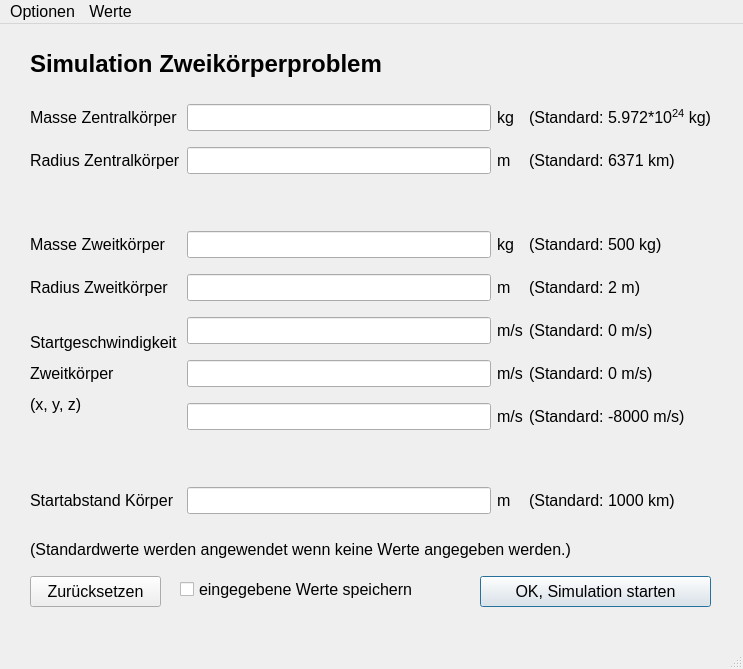
Old version of the form ui/entry.ui in the repository fflopsi/twobodyproblem.
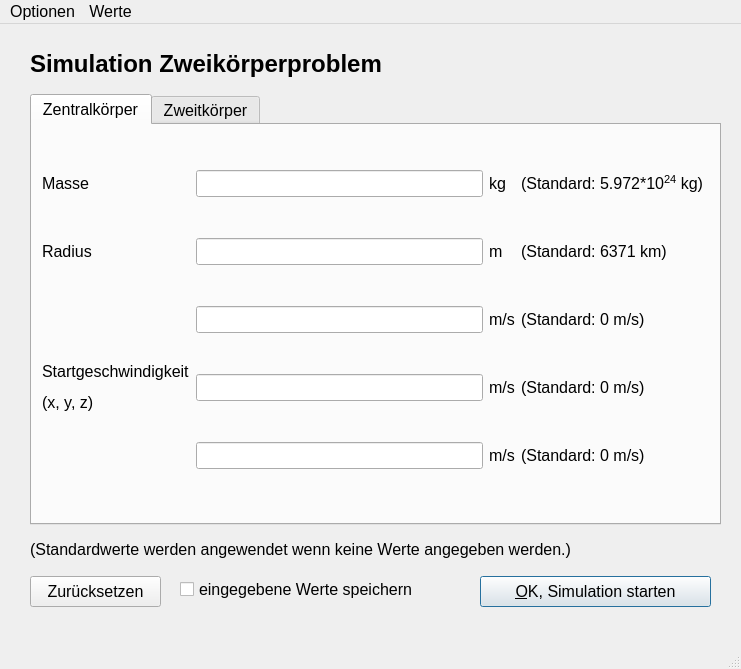
New version of the form.

Commit message: add input fields for starting velocity for central

The edit to the form file:
```diff
--- a/ui/entry.ui
+++ b/ui/entry.ui
@@ -6,7 +6,7 @@
    <rect>
     <x>0</x>
     <y>0</y>
-    <width>743</width>
+    <width>741</width>
     <height>669</height>
    </rect>
   </property>
@@ -73,7 +73,7 @@
      </rect>
     </property>
     <property name="text">
-     <string>OK, Simulation starten</string>
+     <string>&amp;OK, Simulation starten</string>
     </property>
     <property name="default">
      <bool>true</bool>
@@ -92,63 +92,98 @@
      <string>Zurücksetzen</string>
     </property>
    </widget>
-   <widget class="QWidget" name="gridLayoutWidget">
+   <widget class="QCheckBox" name="save_values">
+    <property name="geometry">
+     <rect>
+      <x>180</x>
+      <y>550</y>
+      <width>291</width>
+      <height>31</height>
+     </rect>
+    </property>
+    <property name="text">
+     <string>eingegebene Werte speichern</string>
+    </property>
+   </widget>
+   <widget class="QTabWidget" name="tabWidget">
     <property name="geometry">
      <rect>
       <x>30</x>
       <y>70</y>
-      <width>681</width>
+      <width>691</width>
       <height>431</height>
      </rect>
     </property>
-    <layout class="QGridLayout" name="gridLayout">
+    <property name="tabPosition">
+     <enum>QTabWidget::North</enum>
+    </property>
+    <property name="currentIndex">
+     <number>0</number>
+    </property>
+    <property name="movable">
+     <bool>false</bool>
+    </property>
+    <widget class="QWidget" name="tab">
+     <attribute name="title">
+      <string>Zentralkörper</string>
+     </attribute>
+     <widget class="QWidget" name="gridLayoutWidget_2">
+      <property name="geometry">
+       <rect>
+        <x>10</x>
+        <y>10</y>
+        <width>661</width>
+        <height>371</height>
+       </rect>
+      </property>
+      <layout class="QGridLayout" name="gridLayout_2">
+       <item row="3" column="1">
+        <widget class="QLineEdit" name="central_v0_y"/>
+       </item>
+       <item row="1" column="0">
+        <widget class="QLabel" name="label_3">
+         <property name="text">
+          <string>Radius</string>
+         </property>
+        </widget>
+       </item>
+       <item row="2" column="1">
+        <widget class="QLineEdit" name="central_v0_x"/>
+       </item>
+       <item row="0" column="0">
+        <widget class="QLabel" name="label">
+         <property name="text">
+          <string>Masse</string>
+         </property>
+        </widget>
+       </item>
+       <item row="0" column="3">
+        <widget class="QLabel" name="label_5">
+         <property name="text">
+          <string>&lt;html&gt;&lt;head/&gt;&lt;body&gt;&lt;p&gt;(Standard: 5.972*10&lt;span style=&quot; vertical-align:super;&quot;&gt;24&lt;/span&gt; kg)&lt;/p&gt;&lt;/body&gt;&lt;/html&gt;</string>
+         </property>
+        </widget>
+       </item>
      <item row="1" column="1">
       <widget class="QLineEdit" name="central_radius"/>
      </item>
+       <item row="1" column="3">
+        <widget class="QLabel" name="label_4">
+         <property name="text">
+          <string>&lt;html&gt;&lt;head/&gt;&lt;body&gt;&lt;p&gt;(Standard: 6371 km)&lt;/p&gt;&lt;/body&gt;&lt;/html&gt;</string>
+         </property>
+        </widget>
+       </item>
      <item row="0" column="1">
       <widget class="QLineEdit" name="central_mass"/>
      </item>
-     <item row="6" column="2">
-      <widget class="QLabel" name="label_21">
+       <item row="0" column="2">
+        <widget class="QLabel" name="label_6">
        <property name="text">
-        <string>m/s</string>
+          <string>&lt;html&gt;&lt;head/&gt;&lt;body&gt;&lt;p&gt;kg&lt;/p&gt;&lt;/body&gt;&lt;/html&gt;</string>
        </property>
       </widget>
      </item>
-     <item row="9" column="2">
-      <widget class="QLabel" name="label_14">
-       <property name="text">
-        <string>&lt;html&gt;&lt;head/&gt;&lt;body&gt;&lt;p&gt;m&lt;/p&gt;&lt;/body&gt;&lt;/html&gt;</string>
-       </property>
-      </widget>
-     </item>
-     <item row="9" column="0">
-      <widget class="QLabel" name="label_16">
-       <property name="text">
-        <string>Startabstand Körper</string>
-       </property>
-      </widget>
-     </item>
-     <item row="3" column="1">
-      <widget class="QLineEdit" name="sat_mass"/>
-     </item>
-     <item row="4" column="3">
-      <widget class="QLabel" name="label_9">
-       <property name="text">
-        <string>&lt;html&gt;&lt;head/&gt;&lt;body&gt;&lt;p&gt;(Standard: 2 m)&lt;/p&gt;&lt;/body&gt;&lt;/html&gt;</string>
-       </property>
-      </widget>
-     </item>
-     <item row="9" column="3">
-      <widget class="QLabel" name="label_15">
-       <property name="text">
-        <string>&lt;html&gt;&lt;head/&gt;&lt;body&gt;&lt;p&gt;(Standard: 1000 km)&lt;/p&gt;&lt;/body&gt;&lt;/html&gt;</string>
-       </property>
-      </widget>
-     </item>
-     <item row="7" column="1">
-      <widget class="QLineEdit" name="sat_v0_z"/>
-     </item>
      <item row="1" column="2">
       <widget class="QLabel" name="label_11">
        <property name="text">
@@ -156,14 +191,83 @@
        </property>
       </widget>
      </item>
-     <item row="5" column="3">
-      <widget class="QLabel" name="label_20">
+       <item row="4" column="1">
+        <widget class="QLineEdit" name="central_v0_z"/>
+       </item>
+       <item row="2" column="0" rowspan="3">
+        <widget class="QLabel" name="label_25">
        <property name="text">
+          <string>&lt;html&gt;&lt;head/&gt;&lt;body&gt;&lt;p&gt;Startgeschwindigkeit&lt;/p&gt;&lt;p&gt;(x, y, z)&lt;/p&gt;&lt;/body&gt;&lt;/html&gt;</string>
+         </property>
+        </widget>
+       </item>
+       <item row="2" column="2">
+        <widget class="QLabel" name="label_26">
+         <property name="text">
+          <string>m/s</string>
+         </property>
+        </widget>
+       </item>
+       <item row="3" column="2">
+        <widget class="QLabel" name="label_27">
+         <property name="text">
+          <string>m/s</string>
+         </property>
+        </widget>
+       </item>
+       <item row="4" column="2">
+        <widget class="QLabel" name="label_28">
+         <property name="text">
+          <string>m/s</string>
+         </property>
+        </widget>
+       </item>
+       <item row="2" column="3">
+        <widget class="QLabel" name="label_29">
+         <property name="text">
         <string>(Standard: 0 m/s)</string>
        </property>
       </widget>
      </item>
-     <item row="9" column="1">
+       <item row="3" column="3">
+        <widget class="QLabel" name="label_30">
+         <property name="text">
+          <string>(Standard: 0 m/s)</string>
+         </property>
+        </widget>
+       </item>
+       <item row="4" column="3">
+        <widget class="QLabel" name="label_31">
+         <property name="text">
+          <string>(Standard: 0 m/s)</string>
+         </property>
+        </widget>
+       </item>
+      </layout>
+     </widget>
+    </widget>
+    <widget class="QWidget" name="tab_2">
+     <attribute name="title">
+      <string>Zweitkörper</string>
+     </attribute>
+     <widget class="QWidget" name="gridLayoutWidget_3">
+      <property name="geometry">
+       <rect>
+        <x>10</x>
+        <y>10</y>
+        <width>661</width>
+        <height>371</height>
+       </rect>
+      </property>
+      <layout class="QGridLayout" name="gridLayout_3">
+       <item row="2" column="2">
+        <widget class="QLabel" name="label_21">
+         <property name="text">
+          <string>m/s</string>
+         </property>
+        </widget>
+       </item>
+       <item row="5" column="1">
       <widget class="QLineEdit" name="distance">
        <property name="sizePolicy">
         <sizepolicy hsizetype="Expanding" vsizetype="Fixed">
@@ -173,154 +277,129 @@
        </property>
       </widget>
      </item>
-     <item row="5" column="2">
-      <widget class="QLabel" name="label_19">
+       <item row="0" column="3">
+        <widget class="QLabel" name="label_12">
        <property name="text">
         <string>m/s</string>
        </property>
       </widget>
      </item>
-     <item row="3" column="0">
+       <item row="5" column="3">
+        <widget class="QLabel" name="label_15">
+         <property name="text">
+          <string>&lt;html&gt;&lt;head/&gt;&lt;body&gt;&lt;p&gt;(Standard: 1000 km)&lt;/p&gt;&lt;/body&gt;&lt;/html&gt;</string>
+         </property>
+        </widget>
+       </item>
+       <item row="0" column="0">
       <widget class="QLabel" name="label_2">
        <property name="text">
-        <string>Masse Zweitkörper</string>
+          <string>Masse</string>
        </property>
       </widget>
      </item>
-     <item row="5" column="0" rowspan="3">
-      <widget class="QLabel" name="label_18">
+       <item row="5" column="0">
+        <widget class="QLabel" name="label_16">
        <property name="text">
-        <string>&lt;html&gt;&lt;head/&gt;&lt;body&gt;&lt;p&gt;Startgeschwindigkeit&lt;/p&gt;&lt;p&gt;Zweitkörper&lt;/p&gt;&lt;p&gt;(x, y, z)&lt;/p&gt;&lt;/body&gt;&lt;/html&gt;</string>
+          <string>&lt;html&gt;&lt;head/&gt;&lt;body&gt;&lt;p&gt;Start-Distanz zu&lt;/p&gt;&lt;p&gt;Zentralkörper&lt;/p&gt;&lt;/body&gt;&lt;/html&gt;</string>
        </property>
       </widget>
      </item>
-     <item row="4" column="1">
-      <widget class="QLineEdit" name="sat_radius"/>
-     </item>
-     <item row="2" column="1">
-      <widget class="QLineEdit" name="placeholder1">
-       <property name="enabled">
-        <bool>false</bool>
-       </property>
-       <property name="frame">
-        <bool>false</bool>
-       </property>
-      </widget>
-     </item>
-     <item row="4" column="2">
-      <widget class="QLabel" name="label_7">
-       <property name="text">
-        <string>&lt;html&gt;&lt;head/&gt;&lt;body&gt;&lt;p&gt;m&lt;/p&gt;&lt;/body&gt;&lt;/html&gt;</string>
-       </property>
-      </widget>
-     </item>
-     <item row="0" column="2">
-      <widget class="QLabel" name="label_6">
-       <property name="text">
-        <string>&lt;html&gt;&lt;head/&gt;&lt;body&gt;&lt;p&gt;kg&lt;/p&gt;&lt;/body&gt;&lt;/html&gt;</string>
-       </property>
-      </widget>
-     </item>
-     <item row="6" column="1">
+       <item row="3" column="1">
       <widget class="QLineEdit" name="sat_v0_y"/>
      </item>
-     <item row="7" column="2">
-      <widget class="QLabel" name="label_22">
-       <property name="text">
-        <string>m/s</string>
-       </property>
-      </widget>
-     </item>
-     <item row="1" column="0">
-      <widget class="QLabel" name="label_3">
+       <item row="2" column="1">
+        <widget class="QLineEdit" name="sat_v0_x"/>
+       </item>
+       <item row="1" column="3">
+        <widget class="QLabel" name="label_9">
        <property name="text">
-        <string>Radius Zentralkörper</string>
+          <string>&lt;html&gt;&lt;head/&gt;&lt;body&gt;&lt;p&gt;(Standard: 2 m)&lt;/p&gt;&lt;/body&gt;&lt;/html&gt;</string>
        </property>
       </widget>
      </item>
-     <item row="0" column="0">
-      <widget class="QLabel" name="label">
-       <property name="text">
-        <string>Masse Zentralkörper</string>
-       </property>
-      </widget>
-     </item>
-     <item row="7" column="3">
+       <item row="4" column="3">
       <widget class="QLabel" name="label_24">
        <property name="text">
         <string>(Standard: -8000 m/s)</string>
        </property>
       </widget>
      </item>
-     <item row="1" column="3">
-      <widget class="QLabel" name="label_4">
+       <item row="1" column="2">
+        <widget class="QLabel" name="label_7">
        <property name="text">
-        <string>&lt;html&gt;&lt;head/&gt;&lt;body&gt;&lt;p&gt;(Standard: 6371 km)&lt;/p&gt;&lt;/body&gt;&lt;/html&gt;</string>
+          <string>&lt;html&gt;&lt;head/&gt;&lt;body&gt;&lt;p&gt;m&lt;/p&gt;&lt;/body&gt;&lt;/html&gt;</string>
        </property>
       </widget>
      </item>
-     <item row="6" column="3">
+       <item row="4" column="1">
+        <widget class="QLineEdit" name="sat_v0_z"/>
+       </item>
+       <item row="1" column="0">
+        <widget class="QLabel" name="label_8">
+         <property name="text">
+          <string>Radius</string>
+         </property>
+        </widget>
+       </item>
+       <item row="1" column="1">
+        <widget class="QLineEdit" name="sat_radius"/>
+       </item>
+       <item row="4" column="2">
+        <widget class="QLabel" name="label_22">
+         <property name="text">
+          <string>m/s</string>
+         </property>
+        </widget>
+       </item>
+       <item row="2" column="3">
       <widget class="QLabel" name="label_23">
        <property name="text">
         <string>(Standard: 0 m/s)</string>
        </property>
       </widget>
      </item>
-     <item row="0" column="3">
-      <widget class="QLabel" name="label_5">
+       <item row="2" column="0" rowspan="3">
+        <widget class="QLabel" name="label_18">
        <property name="text">
-        <string>&lt;html&gt;&lt;head/&gt;&lt;body&gt;&lt;p&gt;(Standard: 5.972*10&lt;span style=&quot; vertical-align:super;&quot;&gt;24&lt;/span&gt; kg)&lt;/p&gt;&lt;/body&gt;&lt;/html&gt;</string>
+          <string>&lt;html&gt;&lt;head/&gt;&lt;body&gt;&lt;p&gt;Startgeschwindigkeit&lt;/p&gt;&lt;p&gt;(x, y, z)&lt;/p&gt;&lt;/body&gt;&lt;/html&gt;</string>
        </property>
       </widget>
      </item>
-     <item row="3" column="2">
+       <item row="0" column="2">
       <widget class="QLabel" name="label_10">
        <property name="text">
         <string>&lt;html&gt;&lt;head/&gt;&lt;body&gt;&lt;p&gt;kg&lt;/p&gt;&lt;/body&gt;&lt;/html&gt;</string>
        </property>
       </widget>
      </item>
+       <item row="3" column="2">
+        <widget class="QLabel" name="label_19">
+         <property name="text">
+          <string>m/s</string>
+         </property>
+        </widget>
+       </item>
+       <item row="5" column="2">
+        <widget class="QLabel" name="label_14">
+         <property name="text">
+          <string>&lt;html&gt;&lt;head/&gt;&lt;body&gt;&lt;p&gt;m&lt;/p&gt;&lt;/body&gt;&lt;/html&gt;</string>
+         </property>
+        </widget>
+       </item>
+       <item row="0" column="1">
+        <widget class="QLineEdit" name="sat_mass"/>
+       </item>
      <item row="3" column="3">
-      <widget class="QLabel" name="label_12">
+        <widget class="QLabel" name="label_20">
        <property name="text">
-        <string>&lt;html&gt;&lt;head/&gt;&lt;body&gt;&lt;p&gt;(Standard: 500 kg)&lt;/p&gt;&lt;/body&gt;&lt;/html&gt;</string>
-       </property>
-      </widget>
-     </item>
-     <item row="4" column="0">
-      <widget class="QLabel" name="label_8">
-       <property name="text">
-        <string>Radius Zweitkörper</string>
-       </property>
-      </widget>
-     </item>
-     <item row="5" column="1">
-      <widget class="QLineEdit" name="sat_v0_x"/>
-     </item>
-     <item row="8" column="1">
-      <widget class="QLineEdit" name="placeholder1_2">
-       <property name="enabled">
-        <bool>false</bool>
-       </property>
-       <property name="frame">
-        <bool>false</bool>
+          <string>(Standard: 0 m/s)</string>
        </property>
       </widget>
      </item>
     </layout>
    </widget>
-   <widget class="QCheckBox" name="save_values">
-    <property name="geometry">
-     <rect>
-      <x>180</x>
-      <y>550</y>
-      <width>291</width>
-      <height>31</height>
-     </rect>
-    </property>
-    <property name="text">
-     <string>eingegebene Werte speichern</string>
-    </property>
+    </widget>
    </widget>
   </widget>
   <widget class="QMenuBar" name="menubar">
@@ -328,7 +407,7 @@
     <rect>
      <x>0</x>
      <y>0</y>
-     <width>743</width>
+     <width>741</width>
      <height>34</height>
     </rect>
    </property>
```
Left out of the diff: 9 changed lines with no effect on the pictures. Lines whose indentation alone changed are shown as unchanged. The commit also changes 1 other file.
